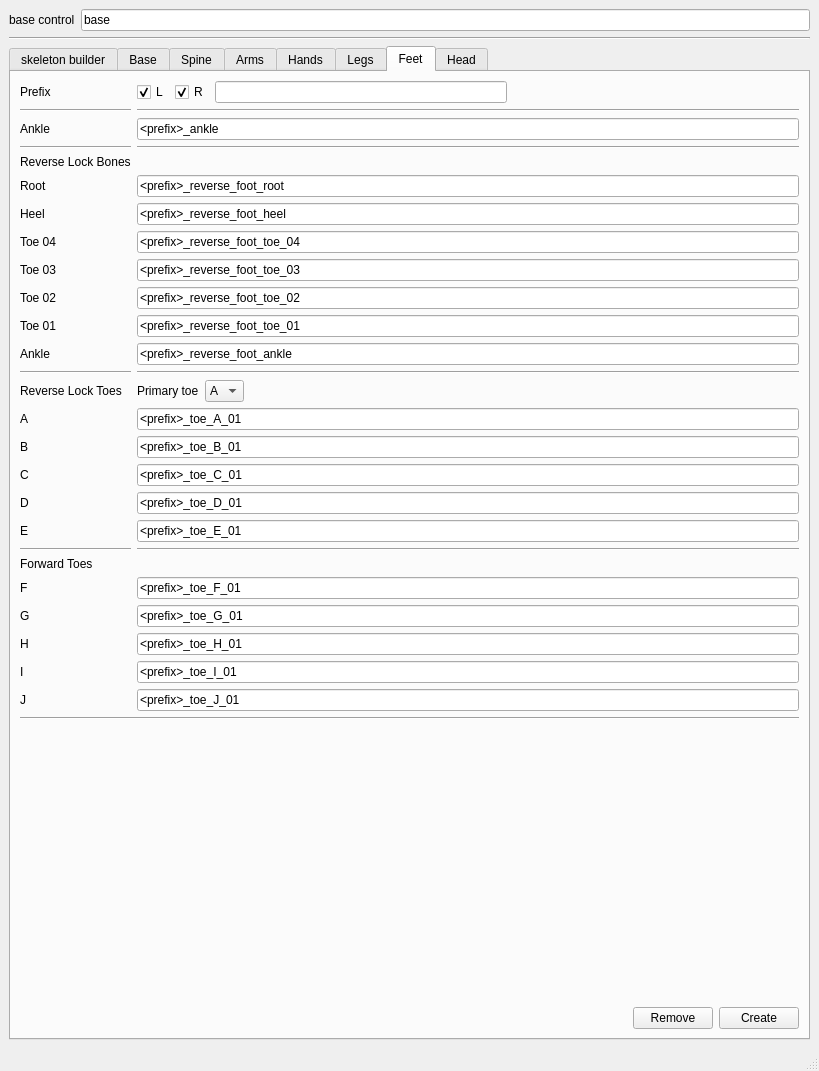
First picture: the form in scripts/jt_autorig.ui, repository jonathantopf/jt_tools, before the edit.
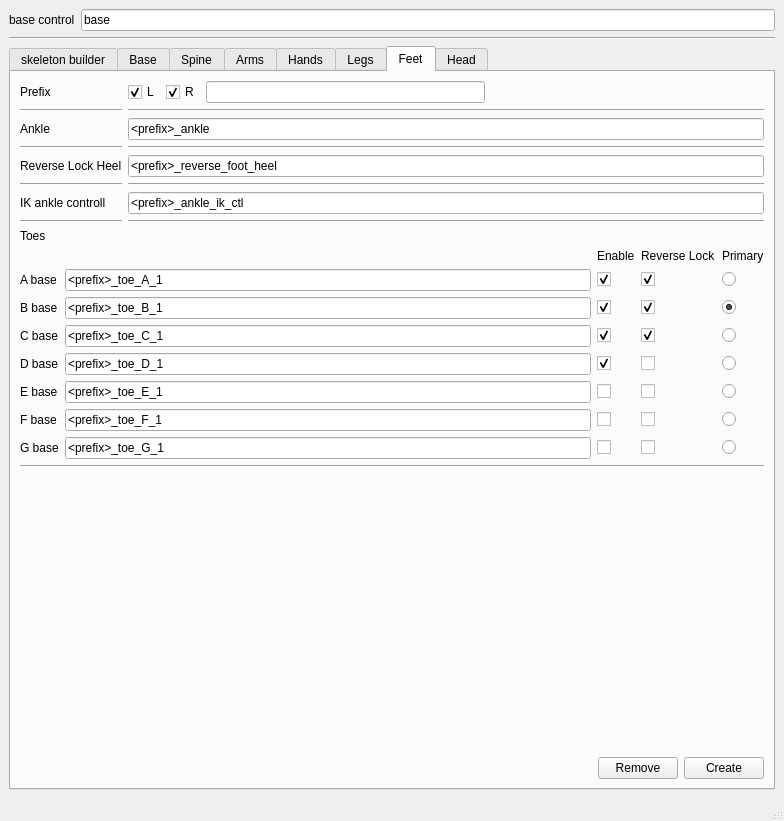
Second picture: the form after the edit. The open tabs and pages were chosen to show the change.

Commit message: continued work on supporting toes

The edit to the form file:
```diff
--- a/scripts/jt_autorig.ui
+++ b/scripts/jt_autorig.ui
@@ -6,8 +6,8 @@
    <rect>
     <x>0</x>
     <y>0</y>
-    <width>819</width>
-    <height>1071</height>
+    <width>784</width>
+    <height>821</height>
    </rect>
   </property>
   <property name="windowTitle">
@@ -1194,27 +1194,6 @@
        <layout class="QVBoxLayout" name="verticalLayout_7">
         <item>
          <layout class="QGridLayout" name="gridLayout_8">
-          <item row="8" column="1">
-           <widget class="QLineEdit" name="jt_autorig_feet_reverse_toe_3">
-            <property name="text">
-             <string>&lt;prefix&gt;_reverse_foot_toe_03</string>
-            </property>
-           </widget>
-          </item>
-          <item row="22" column="0">
-           <widget class="QLabel" name="label_75">
-            <property name="text">
-             <string>G</string>
-            </property>
-           </widget>
-          </item>
-          <item row="17" column="1">
-           <widget class="QLineEdit" name="jt_autorig_feet_toe_D_select_text">
-            <property name="text">
-             <string>&lt;prefix&gt;_toe_D_01</string>
-            </property>
-           </widget>
-          </item>
           <item row="3" column="0">
            <widget class="Line" name="line_35">
             <property name="orientation">
@@ -1222,7 +1201,7 @@
             </property>
            </widget>
           </item>
-          <item row="12" column="0">
+          <item row="7" column="0">
            <widget class="Line" name="line_62">
             <property name="orientation">
              <enum>Qt::Horizontal</enum>
@@ -1236,199 +1215,20 @@
             </property>
            </widget>
           </item>
-          <item row="17" column="0">
-           <widget class="QLabel" name="label_28">
-            <property name="text">
-             <string>D</string>
-            </property>
-           </widget>
-          </item>
-          <item row="16" column="1">
-           <widget class="QLineEdit" name="jt_autorig_feet_toe_C_select_text">
-            <property name="text">
-             <string>&lt;prefix&gt;_toe_C_01</string>
-            </property>
-           </widget>
-          </item>
-          <item row="21" column="0">
-           <widget class="QLabel" name="label_32">
-            <property name="text">
-             <string>F</string>
-            </property>
-           </widget>
-          </item>
-          <item row="4" column="0">
-           <widget class="QLabel" name="label_171">
-            <property name="text">
-             <string>Reverse Lock Bones</string>
-            </property>
-           </widget>
-          </item>
-          <item row="23" column="1">
-           <widget class="QLineEdit" name="jt_autorig_feet_toe_H_select_text">
-            <property name="text">
-             <string>&lt;prefix&gt;_toe_H_01</string>
-            </property>
-           </widget>
-          </item>
-          <item row="13" column="0">
+          <item row="8" column="0">
            <widget class="QLabel" name="label_24">
             <property name="text">
-             <string>Reverse Lock Toes</string>
-            </property>
-           </widget>
-          </item>
-          <item row="7" column="1">
-           <widget class="QLineEdit" name="jt_autorig_feet_reverse_toe_4">
-            <property name="text">
-             <string>&lt;prefix&gt;_reverse_foot_toe_04</string>
-            </property>
-           </widget>
-          </item>
-          <item row="5" column="0">
-           <widget class="QLabel" name="label_172">
-            <property name="text">
-             <string>Root</string>
-            </property>
-           </widget>
-          </item>
-          <item row="11" column="1">
-           <widget class="QLineEdit" name="jt_autorig_feet_reverse_ankle">
-            <property name="text">
-             <string>&lt;prefix&gt;_reverse_foot_ankle</string>
-            </property>
-           </widget>
-          </item>
-          <item row="25" column="1">
-           <widget class="QLineEdit" name="jt_autorig_feet_toe_J_select_text">
-            <property name="text">
-             <string>&lt;prefix&gt;_toe_J_01</string>
-            </property>
-           </widget>
-          </item>
-          <item row="14" column="1">
-           <widget class="QLineEdit" name="jt_autorig_feet_toe_A_select_text">
-            <property name="text">
-             <string>&lt;prefix&gt;_toe_A_01</string>
-            </property>
-           </widget>
-          </item>
-          <item row="24" column="0">
-           <widget class="QLabel" name="label_34">
-            <property name="text">
-             <string>I</string>
-            </property>
-           </widget>
-          </item>
-          <item row="15" column="0">
-           <widget class="QLabel" name="label_26">
-            <property name="text">
-             <string>B</string>
-            </property>
-           </widget>
-          </item>
-          <item row="21" column="1">
-           <widget class="QLineEdit" name="jt_autorig_feet_toe_F_select_text">
-            <property name="text">
-             <string>&lt;prefix&gt;_toe_F_01</string>
-            </property>
-           </widget>
-          </item>
-          <item row="15" column="1">
-           <widget class="QLineEdit" name="jt_autorig_feet_toe_B_select_text">
-            <property name="text">
-             <string>&lt;prefix&gt;_toe_B_01</string>
-            </property>
-           </widget>
-          </item>
-          <item row="20" column="0">
-           <widget class="QLabel" name="label_31">
-            <property name="text">
-             <string>Forward Toes</string>
-            </property>
-           </widget>
-          </item>
-          <item row="25" column="0">
-           <widget class="QLabel" name="label_93">
-            <property name="text">
-             <string>J</string>
-            </property>
-           </widget>
-          </item>
-          <item row="7" column="0">
-           <widget class="QLabel" name="label_174">
-            <property name="text">
-             <string>Toe 04</string>
+             <string>Toes</string>
             </property>
            </widget>
           </item>
           <item row="5" column="1">
-           <widget class="QLineEdit" name="jt_autorig_feet_reverse_root">
-            <property name="text">
-             <string>&lt;prefix&gt;_reverse_foot_root</string>
+           <widget class="Line" name="line_67">
+            <property name="orientation">
+             <enum>Qt::Horizontal</enum>
             </property>
            </widget>
           </item>
-          <item row="10" column="1">
-           <widget class="QLineEdit" name="jt_autorig_feet_reversetoe_1">
-            <property name="text">
-             <string>&lt;prefix&gt;_reverse_foot_toe_01</string>
-            </property>
-           </widget>
-          </item>
-          <item row="13" column="1">
-           <layout class="QHBoxLayout" name="horizontalLayout_14">
-            <item>
-             <widget class="QLabel" name="label_30">
-              <property name="text">
-               <string>Primary toe</string>
-              </property>
-             </widget>
-            </item>
-            <item>
-             <widget class="QComboBox" name="jt_autorig_foot_pimary_reverse_toe">
-              <item>
-               <property name="text">
-                <string>A</string>
-               </property>
-              </item>
-              <item>
-               <property name="text">
-                <string>B</string>
-               </property>
-              </item>
-              <item>
-               <property name="text">
-                <string>C</string>
-               </property>
-              </item>
-              <item>
-               <property name="text">
-                <string>D</string>
-               </property>
-              </item>
-              <item>
-               <property name="text">
-                <string>E</string>
-               </property>
-              </item>
-             </widget>
-            </item>
-            <item>
-             <spacer name="horizontalSpacer_15">
-              <property name="orientation">
-               <enum>Qt::Horizontal</enum>
-              </property>
-              <property name="sizeHint" stdset="0">
-               <size>
-                <width>40</width>
-                <height>20</height>
-               </size>
-              </property>
-             </spacer>
-            </item>
-           </layout>
-          </item>
           <item row="0" column="1">
            <layout class="QHBoxLayout" name="horizontalLayout_19">
             <item>
@@ -1469,69 +1269,20 @@
             </item>
            </layout>
           </item>
-          <item row="18" column="0">
-           <widget class="QLabel" name="label_29">
-            <property name="text">
-             <string>E</string>
-            </property>
-           </widget>
-          </item>
-          <item row="14" column="0">
-           <widget class="QLabel" name="label_25">
-            <property name="text">
-             <string>A</string>
-            </property>
-           </widget>
-          </item>
-          <item row="24" column="1">
-           <widget class="QLineEdit" name="jt_autorig_feet_toe_I_select_text">
-            <property name="text">
-             <string>&lt;prefix&gt;_toe_I_01</string>
-            </property>
-           </widget>
-          </item>
-          <item row="6" column="1">
+          <item row="4" column="1">
            <widget class="QLineEdit" name="jt_autorig_feet_reverse_heel">
             <property name="text">
              <string>&lt;prefix&gt;_reverse_foot_heel</string>
             </property>
            </widget>
           </item>
-          <item row="18" column="1">
-           <widget class="QLineEdit" name="jt_autorig_feet_toe_E_select_text">
-            <property name="text">
-             <string>&lt;prefix&gt;_toe_E_01</string>
-            </property>
-           </widget>
-          </item>
-          <item row="12" column="1">
+          <item row="7" column="1">
            <widget class="Line" name="line_63">
             <property name="orientation">
              <enum>Qt::Horizontal</enum>
             </property>
            </widget>
           </item>
-          <item row="16" column="0">
-           <widget class="QLabel" name="label_27">
-            <property name="text">
-             <string>C</string>
-            </property>
-           </widget>
-          </item>
-          <item row="23" column="0">
-           <widget class="QLabel" name="label_76">
-            <property name="text">
-             <string>H</string>
-            </property>
-           </widget>
-          </item>
-          <item row="9" column="0">
-           <widget class="QLabel" name="label_176">
-            <property name="text">
-             <string>Toe 02</string>
-            </property>
-           </widget>
-          </item>
           <item row="2" column="1">
            <widget class="QLineEdit" name="jt_autorig_feet_ankle">
             <property name="text">
@@ -1546,24 +1297,10 @@
             </property>
            </widget>
           </item>
-          <item row="8" column="0">
-           <widget class="QLabel" name="label_175">
+          <item row="6" column="1">
+           <widget class="QLineEdit" name="jt_autorig_feet_ik_ankle_ctl">
             <property name="text">
-             <string>Toe 03</string>
-            </property>
-           </widget>
-          </item>
-          <item row="10" column="0">
-           <widget class="QLabel" name="label_177">
-            <property name="text">
-             <string>Toe 01</string>
-            </property>
-           </widget>
-          </item>
-          <item row="22" column="1">
-           <widget class="QLineEdit" name="jt_autorig_feet_toe_G_select_text">
-            <property name="text">
-             <string>&lt;prefix&gt;_toe_G_01</string>
+             <string>&lt;prefix&gt;_ankle_ik_ctl</string>
             </property>
            </widget>
           </item>
@@ -1588,38 +1325,345 @@
             </property>
            </widget>
           </item>
-          <item row="9" column="1">
-           <widget class="QLineEdit" name="jt_autorig_feet_reverse_toe_2">
-            <property name="text">
-             <string>&lt;prefix&gt;_reverse_foot_toe_02</string>
-            </property>
-           </widget>
-          </item>
-          <item row="6" column="0">
+          <item row="4" column="0">
            <widget class="QLabel" name="label_173">
             <property name="text">
-             <string>Heel</string>
+             <string>Reverse Lock Heel</string>
             </property>
            </widget>
           </item>
-          <item row="11" column="0">
-           <widget class="QLabel" name="label_178">
+          <item row="5" column="0">
+           <widget class="Line" name="line_66">
+            <property name="orientation">
+             <enum>Qt::Horizontal</enum>
+            </property>
+           </widget>
+          </item>
+          <item row="6" column="0">
+           <widget class="QLabel" name="label_174">
             <property name="text">
-             <string>Ankle</string>
+             <string>IK ankle controll</string>
             </property>
            </widget>
           </item>
-          <item row="19" column="0">
-           <widget class="Line" name="line_64">
-            <property name="orientation">
-             <enum>Qt::Horizontal</enum>
+         </layout>
+        </item>
+        <item>
+         <layout class="QGridLayout" name="gridLayout_26">
+          <item row="5" column="3">
+           <widget class="QCheckBox" name="jt_autorig_feet_toe_E_reverse_lock_check">
+            <property name="text">
+             <string/>
             </property>
+            <property name="checkable">
+             <bool>true</bool>
+            </property>
+            <property name="checked">
+             <bool>false</bool>
+            </property>
            </widget>
           </item>
-          <item row="19" column="1">
-           <widget class="Line" name="line_65">
-            <property name="orientation">
-             <enum>Qt::Horizontal</enum>
+          <item row="1" column="0">
+           <widget class="QLabel" name="label_3">
+            <property name="text">
+             <string>A base</string>
+            </property>
+           </widget>
+          </item>
+          <item row="3" column="1">
+           <widget class="QLineEdit" name="jt_autorig_feet_toe_C_base_name">
+            <property name="text">
+             <string>&lt;prefix&gt;_toe_C_1</string>
+            </property>
+           </widget>
+          </item>
+          <item row="5" column="0">
+           <widget class="QLabel" name="label_25">
+            <property name="text">
+             <string>E base</string>
+            </property>
+           </widget>
+          </item>
+          <item row="7" column="0">
+           <widget class="QLabel" name="label_27">
+            <property name="text">
+             <string>G base</string>
+            </property>
+           </widget>
+          </item>
+          <item row="4" column="3">
+           <widget class="QCheckBox" name="jt_autorig_feet_toe_D_reverse_lock_check">
+            <property name="text">
+             <string/>
+            </property>
+            <property name="checkable">
+             <bool>false</bool>
+            </property>
+            <property name="checked">
+             <bool>false</bool>
+            </property>
+           </widget>
+          </item>
+          <item row="7" column="1">
+           <widget class="QLineEdit" name="jt_autorig_feet_toe_G_base_name">
+            <property name="text">
+             <string>&lt;prefix&gt;_toe_G_1</string>
+            </property>
+           </widget>
+          </item>
+          <item row="5" column="1">
+           <widget class="QLineEdit" name="jt_autorig_feet_toe_E_base_name">
+            <property name="text">
+             <string>&lt;prefix&gt;_toe_E_1</string>
+            </property>
+           </widget>
+          </item>
+          <item row="6" column="1">
+           <widget class="QLineEdit" name="jt_autorig_feet_toe_F_base_name">
+            <property name="text">
+             <string>&lt;prefix&gt;_toe_F_1</string>
+            </property>
+           </widget>
+          </item>
+          <item row="4" column="1">
+           <widget class="QLineEdit" name="jt_autorig_feet_toe_D_base_name">
+            <property name="text">
+             <string>&lt;prefix&gt;_toe_D_1</string>
+            </property>
+           </widget>
+          </item>
+          <item row="7" column="3">
+           <widget class="QCheckBox" name="jt_autorig_feet_toe_G_reverse_lock_check">
+            <property name="text">
+             <string/>
+            </property>
+            <property name="checked">
+             <bool>false</bool>
+            </property>
+           </widget>
+          </item>
+          <item row="6" column="0">
+           <widget class="QLabel" name="label_26">
+            <property name="text">
+             <string>F base</string>
+            </property>
+           </widget>
+          </item>
+          <item row="3" column="0">
+           <widget class="QLabel" name="label_20">
+            <property name="text">
+             <string>C base</string>
+            </property>
+           </widget>
+          </item>
+          <item row="2" column="1">
+           <widget class="QLineEdit" name="jt_autorig_feet_toe_B_base_name">
+            <property name="text">
+             <string>&lt;prefix&gt;_toe_B_1</string>
+            </property>
+           </widget>
+          </item>
+          <item row="1" column="3">
+           <widget class="QCheckBox" name="jt_autorig_feet_toe_A_reverse_lock_check">
+            <property name="text">
+             <string/>
+            </property>
+            <property name="checked">
+             <bool>true</bool>
+            </property>
+           </widget>
+          </item>
+          <item row="2" column="0">
+           <widget class="QLabel" name="label_14">
+            <property name="text">
+             <string>B base</string>
+            </property>
+           </widget>
+          </item>
+          <item row="2" column="3">
+           <widget class="QCheckBox" name="jt_autorig_feet_toe_B_reverse_lock_check">
+            <property name="text">
+             <string/>
+            </property>
+            <property name="checked">
+             <bool>true</bool>
+            </property>
+           </widget>
+          </item>
+          <item row="1" column="1">
+           <widget class="QLineEdit" name="jt_autorig_feet_toe_A_base_name">
+            <property name="text">
+             <string>&lt;prefix&gt;_toe_A_1</string>
+            </property>
+           </widget>
+          </item>
+          <item row="0" column="3">
+           <widget class="QLabel" name="label_4">
+            <property name="text">
+             <string>Reverse Lock</string>
+            </property>
+           </widget>
+          </item>
+          <item row="4" column="0">
+           <widget class="QLabel" name="label_21">
+            <property name="text">
+             <string>D base</string>
+            </property>
+           </widget>
+          </item>
+          <item row="3" column="3">
+           <widget class="QCheckBox" name="jt_autorig_feet_toe_C_reverse_lock_check">
+            <property name="text">
+             <string/>
+            </property>
+            <property name="checked">
+             <bool>true</bool>
+            </property>
+           </widget>
+          </item>
+          <item row="6" column="3">
+           <widget class="QCheckBox" name="jt_autorig_feet_toe_F_reverse_lock_check">
+            <property name="text">
+             <string/>
+            </property>
+            <property name="checked">
+             <bool>false</bool>
+            </property>
+           </widget>
+          </item>
+          <item row="1" column="4">
+           <widget class="QRadioButton" name="jt_autorig_feet_toe_A_primary_radio">
+            <property name="text">
+             <string/>
+            </property>
+           </widget>
+          </item>
+          <item row="2" column="4">
+           <widget class="QRadioButton" name="jt_autorig_feet_toe_B_primary_radio">
+            <property name="text">
+             <string/>
+            </property>
+            <property name="checked">
+             <bool>true</bool>
+            </property>
+           </widget>
+          </item>
+          <item row="3" column="4">
+           <widget class="QRadioButton" name="jt_autorig_feet_toe_C_primary_radio">
+            <property name="text">
+             <string/>
+            </property>
+           </widget>
+          </item>
+          <item row="4" column="4">
+           <widget class="QRadioButton" name="jt_autorig_feet_toe_D_primary_radio">
+            <property name="text">
+             <string/>
+            </property>
+           </widget>
+          </item>
+          <item row="5" column="4">
+           <widget class="QRadioButton" name="jt_autorig_feet_toe_E_primary_radio">
+            <property name="text">
+             <string/>
+            </property>
+           </widget>
+          </item>
+          <item row="6" column="4">
+           <widget class="QRadioButton" name="jt_autorig_feet_toe_F_primary_radio">
+            <property name="text">
+             <string/>
+            </property>
+           </widget>
+          </item>
+          <item row="7" column="4">
+           <widget class="QRadioButton" name="jt_autorig_feet_toe_G_primary_radio">
+            <property name="text">
+             <string/>
+            </property>
+           </widget>
+          </item>
+          <item row="0" column="4">
+           <widget class="QLabel" name="label_28">
+            <property name="text">
+             <string>Primary</string>
+            </property>
+           </widget>
+          </item>
+          <item row="0" column="2">
+           <widget class="QLabel" name="label_15">
+            <property name="text">
+             <string>Enable</string>
+            </property>
+           </widget>
+          </item>
+          <item row="1" column="2">
+           <widget class="QCheckBox" name="jt_autorig_feet_toe_A_enable">
+            <property name="text">
+             <string/>
+            </property>
+            <property name="checked">
+             <bool>true</bool>
+            </property>
+           </widget>
+          </item>
+          <item row="2" column="2">
+           <widget class="QCheckBox" name="jt_autorig_feet_toe_B_enable">
+            <property name="text">
+             <string/>
+            </property>
+            <property name="checked">
+             <bool>true</bool>
+            </property>
+           </widget>
+          </item>
+          <item row="3" column="2">
+           <widget class="QCheckBox" name="jt_autorig_feet_toe_C_enable">
+            <property name="text">
+             <string/>
+            </property>
+            <property name="checked">
+             <bool>true</bool>
+            </property>
+           </widget>
+          </item>
+          <item row="4" column="2">
+           <widget class="QCheckBox" name="jt_autorig_feet_toe_D_enable">
+            <property name="text">
+             <string/>
+            </property>
+            <property name="checked">
+             <bool>true</bool>
+            </property>
+           </widget>
+          </item>
+          <item row="5" column="2">
+           <widget class="QCheckBox" name="jt_autorig_feet_toe_E_enable">
+            <property name="text">
+             <string/>
+            </property>
+            <property name="checked">
+             <bool>false</bool>
+            </property>
+           </widget>
+          </item>
+          <item row="6" column="2">
+           <widget class="QCheckBox" name="jt_autorig_feet_toe_F_enable">
+            <property name="text">
+             <string/>
+            </property>
+            <property name="checked">
+             <bool>false</bool>
+            </property>
+           </widget>
+          </item>
+          <item row="7" column="2">
+           <widget class="QCheckBox" name="jt_autorig_feet_toe_G_enable">
+            <property name="text">
+             <string/>
+            </property>
+            <property name="checked">
+             <bool>false</bool>
             </property>
            </widget>
           </item>
```
Left out of the diff: 4 changed lines with no effect on the pictures. The commit also changes 1 other file.
